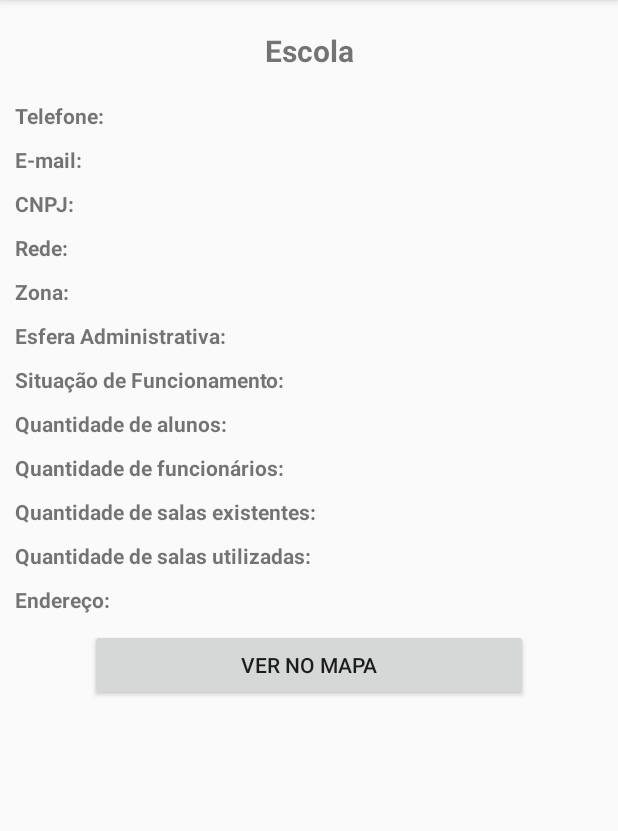
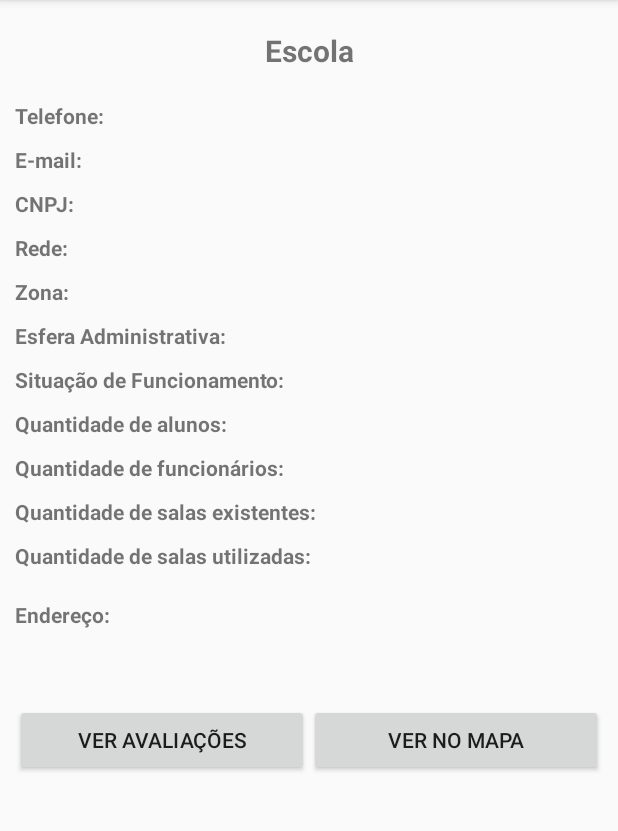
Before and after one commit to weullermarcos/Android_Busca_Escolas, an Android app: the DetalharEscolaActivity screen opened directly, with no data from a screen before it, on a phone screen of 412 x 824 dp, the part 84-915 px from its top. Run offline under Robolectric (Android 15) with nearby library versions, the phone set to English and light mode, and no system bars; 1 statement that could not run was skipped.

Commit message:
criando tela de avaliacoes

```diff
--- a/BuscaEscolas/app/src/main/AndroidManifest.xml
+++ b/BuscaEscolas/app/src/main/AndroidManifest.xml
@@ -41,7 +41,8 @@
 
         <activity
             android:name=".MapsActivity"
-            android:label="@string/title_activity_maps"></activity>
+            android:label="@string/title_activity_maps" />
+        <activity android:name=".AvaliacaoActivity"></activity>
     </application>
 
 </manifest>
--- a/BuscaEscolas/app/src/main/java/com/example/weullermarcos/buscaescolas/DetalharEscolaActivity.java
+++ b/BuscaEscolas/app/src/main/java/com/example/weullermarcos/buscaescolas/DetalharEscolaActivity.java
@@ -21,7 +21,7 @@ public class DetalharEscolaActivity extends AppCompatActivity {
     TextView txtCNPJ, txtQtdAlunos, txtQtdFuncionarios;
     TextView txtZona;
 
-    Button btnVerNoMapa;
+    Button btnVerNoMapa, btnVerAvaliacao;
 
     AlertDialog alerta;
 
@@ -46,17 +46,26 @@ public class DetalharEscolaActivity extends AppCompatActivity {
         txtQtdAlunos = (TextView) findViewById(R.id.detalhar_escola_txtQtdAlunos);
         txtQtdFuncionarios = (TextView) findViewById(R.id.detalhar_escola_txtQtdFuncionarios);
 
+        btnVerAvaliacao = (Button) findViewById(R.id.detalhar_escola_btnVerAvaliacao);
         btnVerNoMapa = (Button) findViewById(R.id.detalhar_escola_btnVerNoMapa);
+
+        btnVerAvaliacao.setOnClickListener(new View.OnClickListener() {
+            @Override
+            public void onClick(View view) {
+
+                Intent intent = new Intent(DetalharEscolaActivity.this, AvaliacaoActivity.class);
+                intent.putExtra("ESCOLA", escola);
+                startActivity(intent);
+            }
+        });
 
         btnVerNoMapa.setOnClickListener(new View.OnClickListener() {
             @Override
             public void onClick(View view) {
-                //TODO: direcionar e mostrar no mapa
 
                 Intent intent = new Intent(DetalharEscolaActivity.this, MapsActivity.class);
                 intent.putExtra("ESCOLA", escola);
                 startActivity(intent);
-
             }
         });
 
--- a/BuscaEscolas/app/src/main/res/layout/activity_detalhar_escola.xml
+++ b/BuscaEscolas/app/src/main/res/layout/activity_detalhar_escola.xml
@@ -224,7 +224,7 @@
         </LinearLayout>
 
         <LinearLayout
-            android:layout_marginTop="10dp"
+            android:layout_marginTop="20dp"
             android:layout_width="match_parent"
             android:layout_height="wrap_content">
 
@@ -241,14 +241,29 @@
 
         </LinearLayout>
 
-        <Button
-            android:id="@+id/detalhar_escola_btnVerNoMapa"
-            android:layout_marginTop="10dp"
-            android:layout_marginLeft="50dp"
-            android:layout_marginRight="50dp"
-            android:text="Ver no mapa"
+        <LinearLayout
+            android:orientation="horizontal"
+            android:layout_marginTop="50dp"
             android:layout_width="match_parent"
-            android:layout_height="wrap_content" />
+            android:layout_height="wrap_content">
+
+            <Button
+                android:id="@+id/detalhar_escola_btnVerAvaliacao"
+                android:layout_weight="1"
+                android:text="Ver Avaliações"
+                android:layout_width="match_parent"
+                android:layout_height="wrap_content" />
+
+            <Button
+                android:id="@+id/detalhar_escola_btnVerNoMapa"
+                android:layout_weight="1"
+                android:text="Ver no mapa"
+                android:layout_width="match_parent"
+                android:layout_height="wrap_content" />
+
+        </LinearLayout>
+
+
 
 
     </LinearLayout>
```
Also changed, not shown: BuscaEscolas/app/src/main/java/com/example/weullermarcos/buscaescolas/AvaliacaoActivity.java (added, +15 -0 lines), BuscaEscolas/app/src/main/java/com/example/weullermarcos/buscaescolas/Models/Avaliacao.java (added, +39 -0 lines), BuscaEscolas/app/src/main/java/com/example/weullermarcos/buscaescolas/Models/TipoAvaliacao.java (added, +29 -0 lines), BuscaEscolas/app/src/main/res/layout/activity_avaliacao.xml (added, +9 -0 lines).
